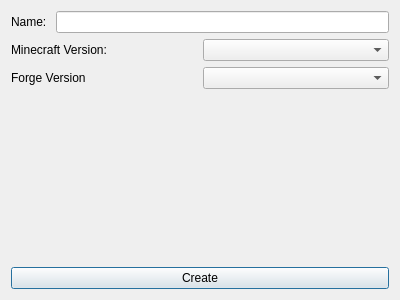
Before: the Qt Designer form UI/NewInstanceDialog.ui in OpenMineMods/OneClient, drawn with Qt 5.
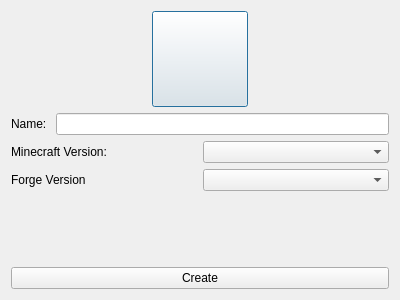
After: the same form once the commit is applied.

Commit message: Work on instance creation

Diff of the .ui file:
```diff
--- a/UI/NewInstanceDialog.ui
+++ b/UI/NewInstanceDialog.ui
@@ -14,6 +14,41 @@
    <string>Creating New Instance</string>
   </property>
   <layout class="QVBoxLayout" name="verticalLayout">
+   <item>
+    <layout class="QHBoxLayout" name="horizontalLayout_4">
+     <item>
+      <widget class="QPushButton" name="icon_button">
+       <property name="sizePolicy">
+        <sizepolicy hsizetype="Fixed" vsizetype="Fixed">
+         <horstretch>0</horstretch>
+         <verstretch>0</verstretch>
+        </sizepolicy>
+       </property>
+       <property name="minimumSize">
+        <size>
+         <width>96</width>
+         <height>96</height>
+        </size>
+       </property>
+       <property name="maximumSize">
+        <size>
+         <width>96</width>
+         <height>96</height>
+        </size>
+       </property>
+       <property name="text">
+        <string/>
+       </property>
+       <property name="iconSize">
+        <size>
+         <width>128</width>
+         <height>128</height>
+        </size>
+       </property>
+      </widget>
+     </item>
+    </layout>
+   </item>
    <item>
     <layout class="QHBoxLayout" name="horizontalLayout_3">
      <item>
```
Left out of the diff: 4 changed lines with no effect on the pictures. The commit also changes 7 other files.
